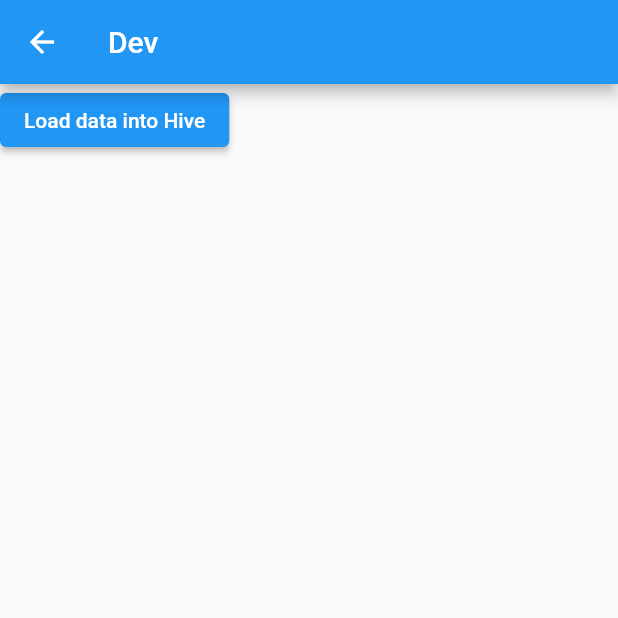
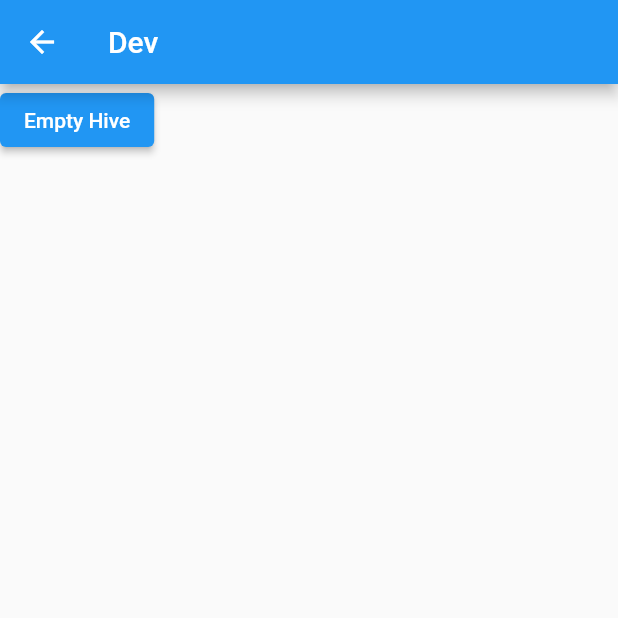
Before and after one commit to flutterwithdraig/QuizApp, a Flutter app: the screen it shows after launch, after a tap on "Dev", on a phone screen of 412 x 824 dp, the top half of it. Run offline on Flutter 3.47's test engine with Material 2 defaults, Android fonts, the phone set to English and light mode, and no system bars; our stand-ins replace bloc, equatable, flutter_bloc, hive_flutter; accounts and stored records are empty; network calls fail.

Commit message:
Episode 7

```diff
--- a/lib/models/quiz_model.dart
+++ b/lib/models/quiz_model.dart
@@ -1,5 +1,6 @@
 import 'dart:convert';
 
+import 'package:flutter/foundation.dart';
 import 'package:hive_flutter/adapters.dart';
 
 import 'models.dart';
@@ -16,11 +17,20 @@ class Quiz {
   final String description;
   @HiveField(3)
   final List<Question> questions;
+  @HiveField(4, defaultValue: 'gen')
+  final String category;
+  @HiveField(5, defaultValue: 9999)
+  final int sortOrder;
+  @HiveField(6, defaultValue: false)
+  final bool random;
   Quiz({
     required this.name,
     required this.id,
     required this.description,
     required this.questions,
+    required this.category,
+    required this.sortOrder,
+    required this.random,
   });
 
   factory Quiz.empty() => Quiz(
@@ -28,7 +38,30 @@ class Quiz {
         id: '',
         description: '',
         questions: [],
+        category: 'gen',
+        sortOrder: 9999,
+        random: false,
       );
+
+  Quiz copyWith({
+    String? name,
+    String? id,
+    String? description,
+    List<Question>? questions,
+    String? category,
+    int? sortOrder,
+    bool? random,
+  }) {
+    return Quiz(
+      name: name ?? this.name,
+      id: id ?? this.id,
+      description: description ?? this.description,
+      questions: questions ?? this.questions,
+      category: category ?? this.category,
+      sortOrder: sortOrder ?? this.sortOrder,
+      random: random ?? this.random,
+    );
+  }
 
   Map<String, dynamic> toMap() {
     return {
@@ -36,6 +69,9 @@ class Quiz {
       'id': id,
       'description': description,
       'questions': questions.map((x) => x.toMap()).toList(),
+      'category': category,
+      'sortOrder': sortOrder,
+      'random': random,
     };
   }
 
@@ -46,145 +82,43 @@ class Quiz {
       description: map['description'] ?? '',
       questions: List<Question>.from(
           map['questions']?.map((x) => Question.fromMap(x))),
+      category: map['category'] ?? 'gen',
+      sortOrder: map['sortOrder']?.toInt() ?? 9999,
+      random: map['random'] ?? false,
     );
   }
 
   String toJson() => json.encode(toMap());
 
   factory Quiz.fromJson(String source) => Quiz.fromMap(json.decode(source));
+
+  @override
+  String toString() {
+    return 'Quiz(name: $name, id: $id, description: $description, questions: $questions, category: $category, sortOrder: $sortOrder, random: $random)';
+  }
+
+  @override
+  bool operator ==(Object other) {
+    if (identical(this, other)) return true;
+
+    return other is Quiz &&
+        other.name == name &&
+        other.id == id &&
+        other.description == description &&
+        listEquals(other.questions, questions) &&
+        other.category == category &&
+        other.sortOrder == sortOrder &&
+        other.random == random;
+  }
+
+  @override
+  int get hashCode {
+    return name.hashCode ^
+        id.hashCode ^
+        description.hashCode ^
+        questions.hashCode ^
+        category.hashCode ^
+        sortOrder.hashCode ^
+        random.hashCode;
+  }
 }
-
-// List<Quiz> quizData = [
-//   Quiz(
-//     name: 'General Knowledge one',
-//     id: 'gen1',
-//     description: 'This is the quiz description one',
-//     questions: [
-//       Question(
-//         text: 'What does CPU stand for? one',
-//         choices: [
-//           Answer(
-//               text: 'Central Processing Unit',
-//               correct: true,
-//               feedback: 'Yes it is all about the processing'),
-//           Answer(
-//               text: 'Central Printing Unit',
-//               correct: false,
-//               feedback: 'It has nothing to do with printing'),
-//           Answer(
-//               text: 'Computational Pricing Unit',
-//               correct: false,
-//               feedback: 'It has nothing to do with pricing'),
-//         ],
-//       ),
-//       Question(
-//         text: 'Originally Amazon only sold which product?',
-//         choices: [
-//           Answer(text: 'Music', correct: false),
-//           Answer(text: 'Books', correct: true),
-//           Answer(text: 'Clothes', correct: false),
-//           Answer(text: 'Furniture', correct: false),
-//         ],
-//       ),
-//       Question(
-//         text:
-//             'What is the name of the British computer scientist who invented the World Wide Web in 1989?',
-//         choices: [
-//           Answer(text: 'Bill Gates', correct: false),
-//           Answer(text: 'Tim Berners-Lee', correct: true),
-//           Answer(text: 'Fred Flintstone', correct: false),
-//         ],
-//       ),
-//       Question(
-//         text: 'Which year was electronics company Nintendo Founded?',
-//         choices: [
-//           Answer(text: '1975', correct: false),
-//           Answer(text: '1981', correct: false),
-//           Answer(text: '1889', correct: true),
-//         ],
-//       ),
-//     ],
-//   ),
-//   Quiz(
-//     name: 'General Knowledge two',
-//     id: 'gen2',
-//     description: 'This is the quiz description two',
-//     questions: [
-//       Question(
-//         text: 'What does CPU stand for? two',
-//         choices: [
-//           Answer(text: 'Central Processing Unit', correct: true),
-//           Answer(text: 'Central Printing Unit', correct: false),
-//           Answer(text: 'Computational Pricing Unit', correct: false),
-//         ],
-//       ),
-//       Question(
-//         text: 'Originally Amazon only sold which product?',
-//         choices: [
-//           Answer(text: 'Music', correct: false),
-//           Answer(text: 'Books', correct: true),
-//           Answer(text: 'Clothes', correct: false),
-//           Answer(text: 'Furniture', correct: false),
-//         ],
-//       ),
-//       Question(
-//         text:
-//             'What is the name of the British computer scientist who invented the World Wide Web in 1989?',
-//         choices: [
-//           Answer(text: 'Bill Gates', correct: false),
-//           Answer(text: 'Tim Berners-Lee', correct: true),
-//           Answer(text: 'Fred Flintstone', correct: false),
-//         ],
-//       ),
-//       Question(
-//         text: 'Which year was electronics company Nintendo Founded?',
-//         choices: [
-//           Answer(text: '1975', correct: false),
-//           Answer(text: '1981', correct: false),
-//           Answer(text: '1889', correct: true),
-//         ],
-//       ),
-//     ],
-//   ),
-//   Quiz(
-//     name: 'General Knowledge three',
-//     id: 'gen3',
-//     description: 'This is the quiz description three',
-//     questions: [
-//       Question(
-//         text: 'What does CPU stand for? three',
-//         choices: [
-//           Answer(text: 'Central Processing Unit', correct: true),
-//           Answer(text: 'Central Printing Unit', correct: false),
-//           Answer(text: 'Computational Pricing Unit', correct: false),
-//         ],
-//       ),
-//       Question(
-//         text: 'Originally Amazon only sold which product?',
-//         choices: [
-//           Answer(text: 'Music', correct: false),
-//           Answer(text: 'Books', correct: true),
-//           Answer(text: 'Clothes', correct: false),
-//           Answer(text: 'Furniture', correct: false),
-//         ],
-//       ),
-//       Question(
-//         text:
-//             'What is the name of the British computer scientist who invented the World Wide Web in 1989?',
-//         choices: [
-//           Answer(text: 'Bill Gates', correct: false),
-//           Answer(text: 'Tim Berners-Lee', correct: true),
-//           Answer(text: 'Fred Flintstone', correct: false),
-//         ],
-//       ),
-//       Question(
-//         text: 'Which year was electronics company Nintendo Founded?',
-//         choices: [
-//           Answer(text: '1975', correct: false),
-//           Answer(text: '1981', correct: false),
-//           Answer(text: '1889', correct: true),
-//         ],
-//       ),
-//     ],
-//   )
-// ];
--- a/lib/pages/home/cubit/homepage_cubit.dart
+++ b/lib/pages/home/cubit/homepage_cubit.dart
@@ -5,16 +5,29 @@ import 'package:my_quiz_app/repositories/quiz_repository.dart';
 
 part 'homepage_state.dart';
 
-class HomepageCubit extends Cubit<List<Quiz>> {
+class HomepageCubit extends Cubit<HomepageState> {
   final QuizRepository _quizRepository;
   HomepageCubit({required QuizRepository qr})
       : _quizRepository = qr,
-        super([]) {
-    _loadQuizList();
+        super(HomepageLoading()) {
+    _loadQuizList(update: true);
   }
 
-  _loadQuizList() async {
-    await _quizRepository.checkForUpdate();
-    emit(_quizRepository.loadQuizList());
+  _loadQuizList({String category = 'gen', bool update = false}) async {
+    if (update) {
+      await _quizRepository.checkForUpdate();
+    }
+    List<Quiz> quizzes = _quizRepository
+        .loadQuizList()
+        .where((quiz) => quiz.category == category)
+        .toList();
+    quizzes.sort((a, b) => a.sortOrder.compareTo(b.sortOrder));
+
+    emit(HomepageLoaded(quizzes: quizzes, category: category));
+  }
+
+  changeCategory(String code) {
+    emit(HomepageLoading());
+    _loadQuizList(category: code);
   }
 }
--- a/lib/pages/home/home_page.dart
+++ b/lib/pages/home/home_page.dart
@@ -29,30 +29,80 @@ class HomePage extends StatelessWidget {
                 child: Text('Dev'))
           ],
         ),
-        body: BlocBuilder<HomepageCubit, List<Quiz>>(
+        body: BlocBuilder<HomepageCubit, HomepageState>(
           builder: (context, state) {
-            if (state.isEmpty) {
+            if (state is HomepageLoading) {
               return Center(child: CircularProgressIndicator());
-            }
-            return ListView.builder(
-              itemCount: state.length,
+            } else if (state is HomepageLoaded) {
+              return Column(
+                children: [
+                  Categories(),
+                  Expanded(
+                    child: ListView.builder(
+                      itemCount: state.quizzes.length,
                       itemBuilder: ((context, index) => ListTile(
-                    title: Text(state[index].name),
+                            title: Text(state.quizzes[index].name),
                             onTap: () {
                               Navigator.push(
                                 context,
                                 MaterialPageRoute(
                                   builder: (context) => QuizPage(
-                            quizId: state[index].id,
+                                    quizId: state.quizzes[index].id,
                                   ),
                                 ),
                               );
                             },
                           )),
+                    ),
+                  ),
+                ],
               );
+            } else {
+              return Text('Something went wrong');
+            }
           },
         ),
       ),
+    );
+  }
+}
+
+class Categories extends StatelessWidget {
+  const Categories({Key? key}) : super(key: key);
+
+  @override
+  Widget build(BuildContext context) {
+    return Row(
+      children: [
+        CategoryButton(
+          text: 'General Knowledge',
+          code: 'gen',
+        ),
+        CategoryButton(
+          text: 'Music',
+          code: 'music',
+        ),
+      ],
+    );
+  }
+}
+
+class CategoryButton extends StatelessWidget {
+  const CategoryButton({
+    Key? key,
+    required this.text,
+    required this.code,
+  }) : super(key: key);
+  final String text;
+  final String code;
+
+  @override
+  Widget build(BuildContext context) {
+    return ElevatedButton(
+      onPressed: () {
+        context.read<HomepageCubit>().changeCategory(code);
+      },
+      child: Text(text),
     );
   }
 }
@@ -68,9 +118,9 @@ class DevPage extends StatelessWidget {
         children: [
           ElevatedButton(
               onPressed: () {
-                context.read<QuizRepository>().storeData();
+                context.read<QuizRepository>().emptyHive();
               },
-              child: Text('Load data into Hive'))
+              child: Text('Empty Hive'))
         ],
       ),
     );
--- a/lib/pages/quiz/bloc/quizpage_bloc.dart
+++ b/lib/pages/quiz/bloc/quizpage_bloc.dart
@@ -21,6 +21,9 @@ class QuizPageBloc extends Bloc<QuizPageEvent, QuizPageState> {
   Quiz get quiz => _quiz;
 
   FutureOr<void> _onLoadPage(LoadPage event, Emitter<QuizPageState> emit) {
+    if (_quiz.random) {
+      _quiz.questions.shuffle();
+    }
     emit(
       state.copyWith(
         status: QuizStatus.ready,
--- a/lib/repositories/quiz_repository.dart
+++ b/lib/repositories/quiz_repository.dart
@@ -24,16 +24,6 @@ class QuizRepository {
     return QuizRepository._(box: box, sr: sr);
   }
 
-  // List<Quiz> getAllQuizzes() {
-  //   return quizData;
-  // }
-
-  // // Get an individual quiz
-  // Quiz getQuizById(String id) {
-  //   return quizData.firstWhere((quiz) => quiz.id == id,
-  //       orElse: () => Quiz.empty());
-  // }
-
   List<Quiz> loadQuizList() {
     return _box.values.cast<Quiz>().toList();
   }
@@ -42,34 +32,38 @@ class QuizRepository {
     return _box.get(key, defaultValue: Quiz.empty());
   }
 
-  Future<void> storeData() async {
-    var json = jsonDecode(await rootBundle.loadString('assets/quiz.json'));
+  Future<void> storeData(String data) async {
+    var json = jsonDecode(data);
     for (var data in json) {
       Quiz quiz = Quiz.fromMap(data);
-      print(quiz.name);
       _box.put(quiz.id, quiz);
     }
   }
 
   Future<void> checkForUpdate() async {
     DateTime lastUpdated = _settingsResposity.lastUpdated;
-    if (DateTime.now().difference(lastUpdated) > Duration(minutes: 1)) {
+    if (DateTime.now().difference(lastUpdated) > Duration(days: 7)) {
       print("Do our update");
       try {
         var resp = await http
-            .get(Uri.parse('http://10.0.2.2:5500/server/quiz.json'))
+            .get(Uri.parse('http://10.0.2.2:5501/server/quiz.json'))
             .timeout(Duration(seconds: 10), onTimeout: () => throw Error());
 
-        var data = jsonDecode(resp.body);
-        for (var q in data) {
-          Quiz quiz = Quiz.fromMap(q);
-          _box.put(quiz.id, quiz);
-        }
+        storeData(resp.body);
+
         _settingsResposity.lastUpdated = DateTime.now();
       } catch (e) {
-        print("We have an error");
+        if (_box.isEmpty) {
+          String data =
+              await jsonDecode(await rootBundle.loadString('assets/quiz.json'));
+          storeData(data);
+        }
         return;
       }
     }
   }
+
+  void emptyHive() {
+    _box.clear();
+  }
 }
```
Also changed, not shown: lib/pages/home/cubit/homepage_state.dart (+11 -1 lines), lib/models/quiz_model.g.dart, 1 other file. Lines whose indentation alone changed are shown as unchanged.
